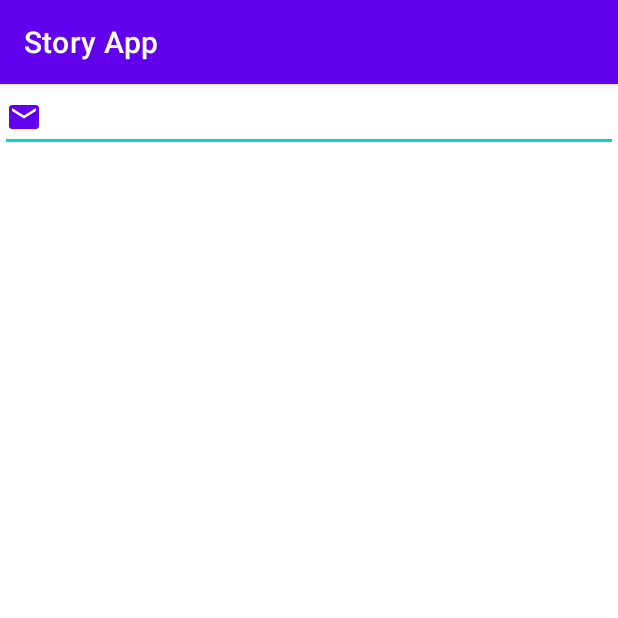
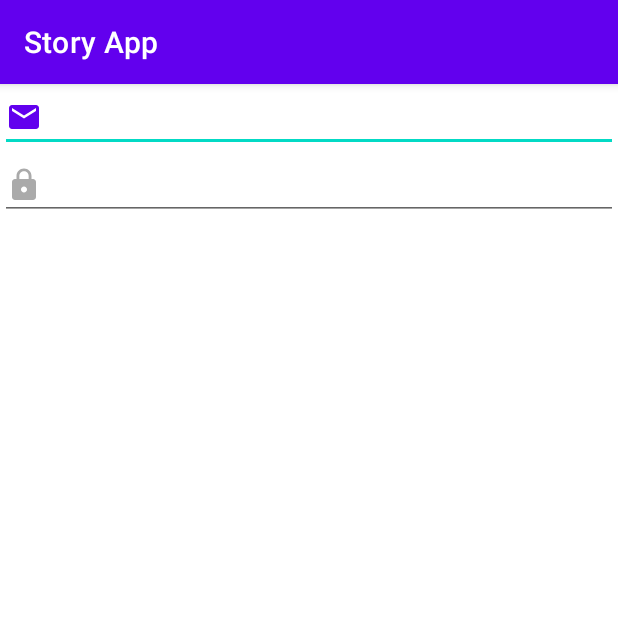
Before and after one commit to laetuz/Story-App, an Android app: the screen it shows after launch (MainActivity), on a phone screen of 412 x 824 dp, the top half of it. Run offline under Robolectric (Android 15) with nearby library versions, the light colour scheme and no system bars.

Commit message:
Added password custom view.

```diff
--- /dev/null
+++ b/app/src/main/java/com/neotica/storyapp/design/PasswordCustomView.kt
@@ -0,0 +1,124 @@
+package com.neotica.storyapp.design
+
+import android.content.Context
+import android.graphics.drawable.Drawable
+import android.text.Editable
+import android.text.TextWatcher
+import android.util.AttributeSet
+import android.view.MotionEvent
+import android.view.View
+import androidx.appcompat.widget.AppCompatEditText
+import androidx.core.content.ContextCompat
+import com.neotica.storyapp.R
+
+class PasswordCustomView : AppCompatEditText, View.OnTouchListener {
+    private lateinit var clearImage: Drawable
+    private lateinit var passwordIcon: Drawable
+    private lateinit var background: Drawable
+    private lateinit var warning: Drawable
+
+    constructor(context: Context) : super(context){init()}
+    constructor(context: Context, attrs: AttributeSet) : super(context, attrs){init()}
+    constructor(context: Context, attrs: AttributeSet, defStyleAttr: Int) : super(context, attrs, defStyleAttr){init()}
+
+    private fun showWarning() {
+        setButtonDrawables(endOfTheText = clearImage, bottomOfTheText = warning)
+    }
+
+    private fun hideWarning() {
+        setButtonDrawables(endOfTheText = clearImage)
+    }
+
+    private fun showClearButton() {
+        setButtonDrawables(endOfTheText = clearImage)
+    }
+
+    private fun hideClearButton() {
+        setButtonDrawables()
+    }
+
+    private fun setButtonDrawables(
+        startOfTheText: Drawable? = passwordIcon,
+        topOfTheText: Drawable? = null,
+        endOfTheText: Drawable? = null,
+        bottomOfTheText: Drawable? = null
+    ) {
+        setCompoundDrawablesWithIntrinsicBounds(
+            startOfTheText,
+            topOfTheText,
+            endOfTheText,
+            bottomOfTheText
+        )
+    }
+
+    override fun onTouch(v: View?, event: MotionEvent?): Boolean {
+        if (compoundDrawables[2] != null) {
+            val clearButtonStart: Float
+            val clearButtonEnd: Float
+            var isClearButtonClicked = false
+            if (layoutDirection == View.LAYOUT_DIRECTION_RTL) {
+                clearButtonEnd = (clearImage.intrinsicWidth + paddingStart).toFloat()
+                when {
+                    event?.x !!< clearButtonEnd -> isClearButtonClicked = true
+                }
+            } else {
+                clearButtonStart = (width - paddingEnd - clearImage.intrinsicWidth).toFloat()
+                when {
+                    event?.x !!> clearButtonStart -> isClearButtonClicked = true
+                }
+            }
+            if (isClearButtonClicked) {
+                when (event?.action) {
+                    MotionEvent.ACTION_DOWN -> {
+                        clearImage =
+                            ContextCompat.getDrawable(context, R.drawable.ic_close) as Drawable
+                        showClearButton()
+                        return true
+                    }
+                    MotionEvent.ACTION_UP -> {
+                        clearImage =
+                            ContextCompat.getDrawable(context, R.drawable.ic_close) as Drawable
+                        when {
+                            text != null -> text?.clear()
+                        }
+                        hideClearButton()
+                        return true
+                    }
+                    else -> return false
+                }
+            } else return false
+        }
+        return false
+    }
+
+    private fun init() {
+        clearImage = ContextCompat.getDrawable(context, R.drawable.ic_close) as Drawable
+        passwordIcon = ContextCompat.getDrawable(context, R.drawable.selector_password) as Drawable
+        background = ContextCompat.getDrawable(context, R.drawable.selector_input) as Drawable
+        warning = ContextCompat.getDrawable(context, R.drawable.warning_password) as Drawable
+        var passValid: Boolean = false
+        setOnTouchListener(this)
+
+        setButtonDrawables(startOfTheText = passwordIcon)
+        addTextChangedListener(object : TextWatcher {
+            override fun beforeTextChanged(s: CharSequence, start: Int, count: Int, after: Int) {
+            }
+
+            override fun onTextChanged(s: CharSequence, start: Int, before: Int, count: Int) {
+                if (s.toString().isNotEmpty()) {
+                    showClearButton()
+                    if (s.toString().length < 6) {
+                        showWarning()
+                        passValid = false
+                    } else {
+                        hideWarning()
+                        passValid = true
+                    }
+                } else hideClearButton()
+            }
+
+            override fun afterTextChanged(s: Editable) {
+            }
+        })
+    }
+}
--- /dev/null
+++ b/app/src/main/res/drawable/ic_password.xml
@@ -0,0 +1,9 @@
+<vector xmlns:android="http://schemas.android.com/apk/res/android"
+    android:width="24dp"
+    android:height="24dp"
+    android:viewportWidth="24"
+    android:viewportHeight="24">
+  <path
+      android:fillColor="@android:color/darker_gray"
+      android:pathData="M18,8h-1L17,6c0,-2.76 -2.24,-5 -5,-5S7,3.24 7,6v2L6,8c-1.1,0 -2,0.9 -2,2v10c0,1.1 0.9,2 2,2h12c1.1,0 2,-0.9 2,-2L20,10c0,-1.1 -0.9,-2 -2,-2zM12,17c-1.1,0 -2,-0.9 -2,-2s0.9,-2 2,-2 2,0.9 2,2 -0.9,2 -2,2zM15.1,8L8.9,8L8.9,6c0,-1.71 1.39,-3.1 3.1,-3.1 1.71,0 3.1,1.39 3.1,3.1v2z"/>
+</vector>
--- /dev/null
+++ b/app/src/main/res/drawable/ic_password_focused.xml
@@ -0,0 +1,9 @@
+<vector xmlns:android="http://schemas.android.com/apk/res/android"
+    android:width="24dp"
+    android:height="24dp"
+    android:viewportWidth="24"
+    android:viewportHeight="24">
+  <path
+      android:fillColor="@color/design_default_color_primary"
+      android:pathData="M18,8h-1L17,6c0,-2.76 -2.24,-5 -5,-5S7,3.24 7,6v2L6,8c-1.1,0 -2,0.9 -2,2v10c0,1.1 0.9,2 2,2h12c1.1,0 2,-0.9 2,-2L20,10c0,-1.1 -0.9,-2 -2,-2zM12,17c-1.1,0 -2,-0.9 -2,-2s0.9,-2 2,-2 2,0.9 2,2 -0.9,2 -2,2zM15.1,8L8.9,8L8.9,6c0,-1.71 1.39,-3.1 3.1,-3.1 1.71,0 3.1,1.39 3.1,3.1v2z"/>
+</vector>
--- /dev/null
+++ b/app/src/main/res/drawable/selector_password.xml
@@ -0,0 +1,8 @@
+<?xml version="1.0" encoding="utf-8"?>
+<selector xmlns:android="http://schemas.android.com/apk/res/android">
+    <item android:state_focused="true"
+        android:drawable="@drawable/ic_password_focused"/>
+
+    <item android:state_focused="false"
+        android:drawable="@drawable/ic_password"/>
+</selector>
--- a/app/src/main/res/layout/fragment_login.xml
+++ b/app/src/main/res/layout/fragment_login.xml
@@ -1,11 +1,16 @@
 <?xml version="1.0" encoding="utf-8"?>
-<FrameLayout xmlns:android="http://schemas.android.com/apk/res/android"
+<LinearLayout xmlns:android="http://schemas.android.com/apk/res/android"
     xmlns:tools="http://schemas.android.com/tools"
     android:layout_width="match_parent"
-    android:layout_height="match_parent">
+    android:layout_height="match_parent"
+    android:orientation="vertical">
 
     <com.neotica.storyapp.design.EmailCustomView
         android:layout_width="match_parent"
         android:layout_height="wrap_content"/>
 
-</FrameLayout>
+    <com.neotica.storyapp.design.PasswordCustomView
+        android:layout_width="match_parent"
+        android:layout_height="wrap_content"/>
+
+</LinearLayout>
```
Also changed, not shown: app/src/main/res/drawable/warning_password.png (added).
